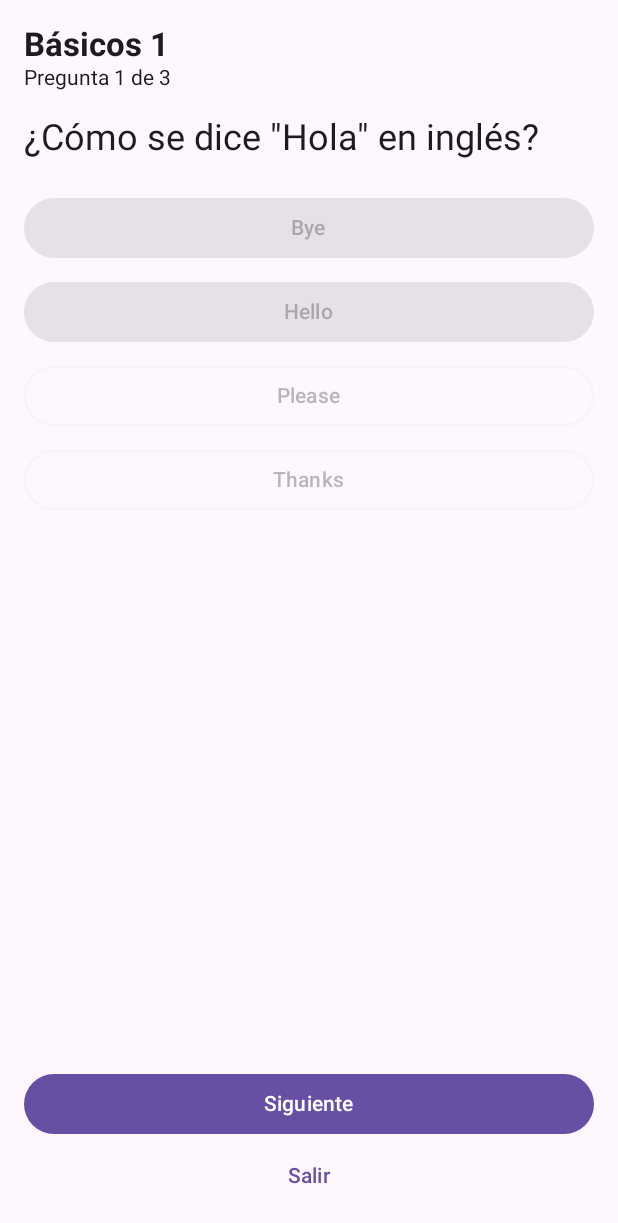
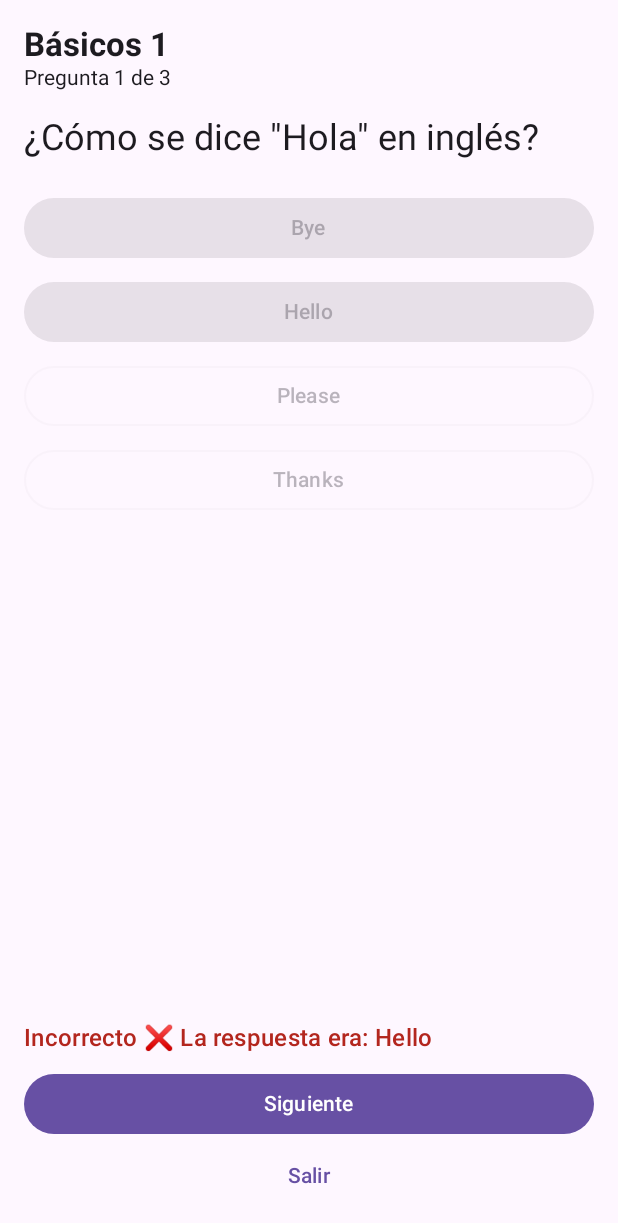
Before and after one commit to subrey/english-mvp, an Android app built with Jetpack Compose: the composable LessonScreen called with sample values from the repository, after a tap on "Comprobar", on a phone screen of 412 x 824 dp. Shown: the top 1223 px of the screen. Run offline under Robolectric (Android 15) with nearby library versions, the phone set to English and light mode, and no system bars; 2 other taps on this screen came first.

Commit message:
Feedback visual y textual: ¡Correcto! / Incorrecto al responder

```diff
--- a/app/src/main/java/com/example/englishmvp/ui/AppScreens.kt
+++ b/app/src/main/java/com/example/englishmvp/ui/AppScreens.kt
@@ -60,18 +60,26 @@ fun LessonScreen(lesson: Lesson, onFinish: (Int, Int) -> Unit, onBack: () -> Uni
                 answered && isCorrect -> Button(onClick = {}, modifier = Modifier.fillMaxWidth().padding(vertical = 4.dp), enabled = false) { Text(opt) }
                 answered && selected == i -> Button(onClick = {}, modifier = Modifier.fillMaxWidth().padding(vertical = 4.dp),
                     colors = ButtonDefaults.buttonColors(containerColor = MaterialTheme.colorScheme.error), enabled = false) { Text(opt) }
-                else -> OutlinedButton(onClick = { if (!answered) selected = i }, modifier = Modifier.fillMaxWidth().padding(vertical = 4.dp), enabled = !answered) { Text(opt) }
+                else -> OutlinedButton(onClick = { selected = i }, modifier = Modifier.fillMaxWidth().padding(vertical = 4.dp), enabled = !answered) { Text(opt) }
             }
         }
         Spacer(Modifier.weight(1f))
-        if (!answered) {
-            Button(onClick = { if (selected != null) { answered = true; if (selected == q.correctIndex) correctCount++ } },
-                enabled = selected != null, modifier = Modifier.fillMaxWidth()) { Text("Comprobar") }
-        } else {
+        if (answered) {
+            if (selected == q.correctIndex) {
+                Text("¡Correcto! 🎉", color = MaterialTheme.colorScheme.primary,
+                    style = MaterialTheme.typography.titleLarge, fontWeight = FontWeight.Bold)
+            } else {
+                Text("Incorrecto ❌ La respuesta era: ${q.options[q.correctIndex]}",
+                    color = MaterialTheme.colorScheme.error, style = MaterialTheme.typography.titleMedium)
+            }
+            Spacer(Modifier.height(8.dp))
             Button(onClick = {
                 if (index < lesson.questions.lastIndex) { index++; selected = null; answered = false }
                 else onFinish(correctCount, lesson.questions.size)
             }, modifier = Modifier.fillMaxWidth()) { Text(if (index < lesson.questions.lastIndex) "Siguiente" else "Finalizar") }
+        } else {
+            Button(onClick = { if (selected != null) { answered = true; if (selected == q.correctIndex) correctCount++ } },
+                enabled = selected != null, modifier = Modifier.fillMaxWidth()) { Text("Comprobar") }
         }
         TextButton(onClick = onBack, modifier = Modifier.align(Alignment.CenterHorizontally)) { Text("Salir") }
     }
```
